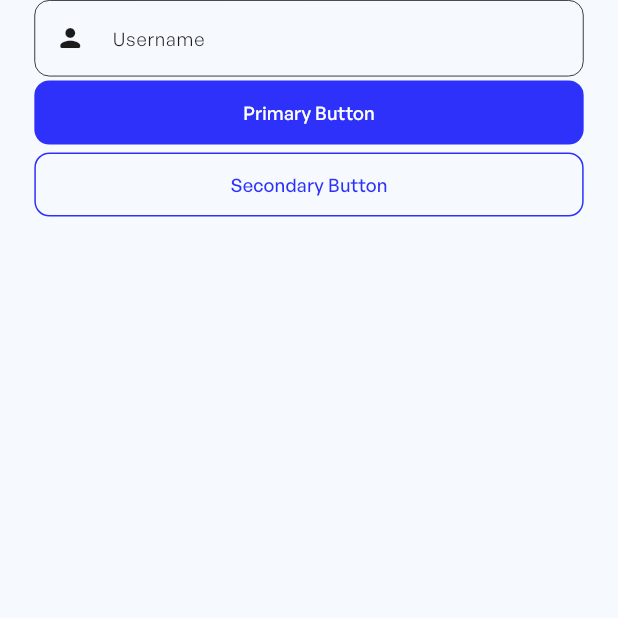
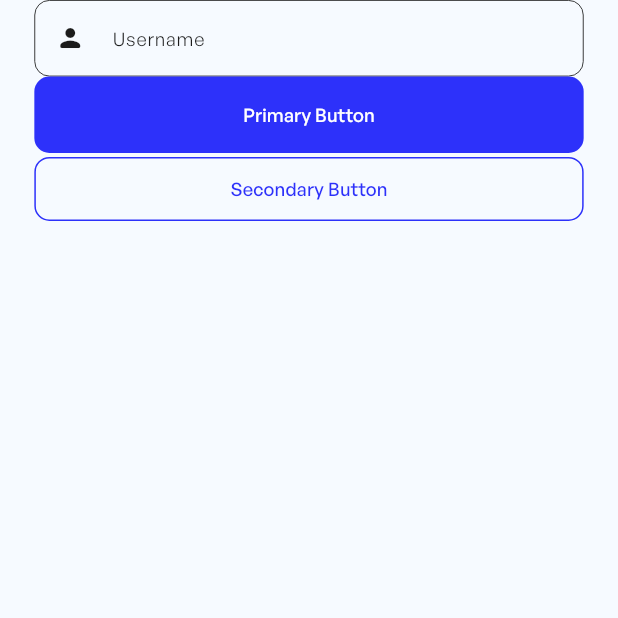
Before and after one commit to MNJDen/Park_in_Capstone, a Flutter app: the screen it shows after launch, on a phone screen of 412 x 824 dp, the top half of it. Run offline on Flutter 3.47's test engine with Material 3 defaults, Android fonts, the light colour scheme and no system bars; our stand-ins replace animated_toggle_switch, flutter_screenutil.

Commit message:
Components: Update Primary Button

```diff
--- a/lib/components/primary_btn.dart
+++ b/lib/components/primary_btn.dart
@@ -16,7 +16,7 @@ class PRKPrimaryBtn extends StatelessWidget {
         style: TextButton.styleFrom(
           backgroundColor: blueColor,
           foregroundColor: whiteColor,
-          padding: EdgeInsets.symmetric(vertical: 12.h),
+          padding: EdgeInsets.symmetric(vertical: 16.h),
           shape: RoundedRectangleBorder(
             borderRadius: BorderRadius.circular(10),
           ),
```
